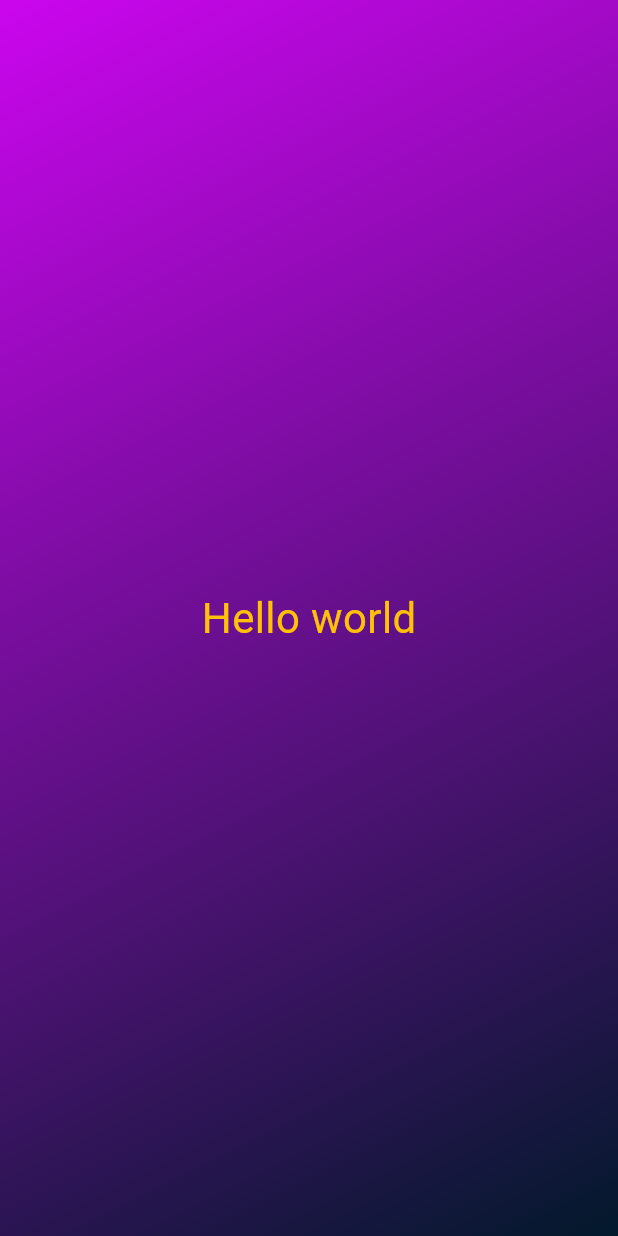
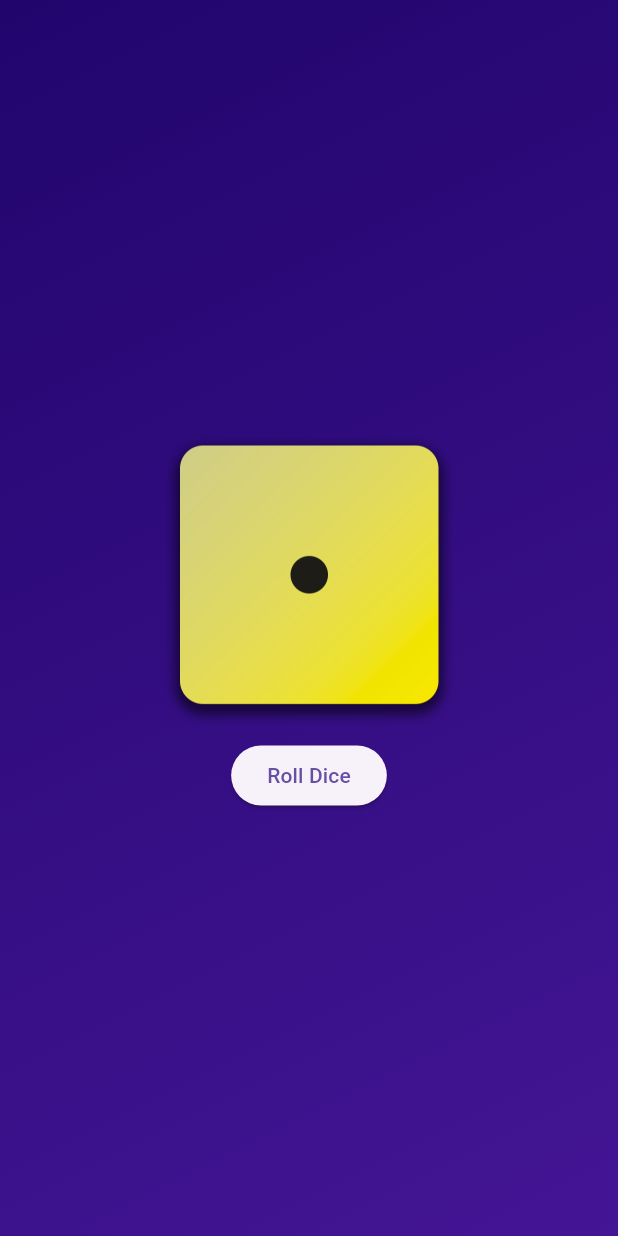
Before and after one commit to shubhh123/flutter-basics, a Flutter app: the screen it shows after launch, on a phone screen of 412 x 824 dp. Run offline on Flutter 3.47's test engine with Material 3 defaults, Android fonts, the phone set to English and light mode, and no system bars.

Commit message:
code files updated

```diff
--- /dev/null
+++ b/lib/gradient_container.dart
@@ -0,0 +1,58 @@
+import 'package:flutter/material.dart';
+import 'package:learningdart/styled_text.dart';
+//import 'package:learningdart/styled_text.dart';
+
+class GradientContainer extends StatelessWidget{
+
+  // GradientContainer( {key} ) {     //Here {} having inside are called as named parameters
+  //   //doing some initialization work
+  // }
+
+  // GradientContainer({key}) : super(key: key)     //Here {} having inside are called as named parameters
+    //doing some initialization work
+  //const GradientContainer(this.gradientColors,{super.key});
+
+   const GradientContainer({super.key, required this.colors});
+
+   final List<Color> colors;
+
+  /*context contains metadata about some useful information about this widget in the overall widget tree */
+
+  void rollDice() {
+    print("Dice rolled");
+  }
+
+@override
+  Widget build(BuildContext context) {
+    return Container(
+      decoration: BoxDecoration(
+        gradient: LinearGradient(
+          colors: colors, // Use the dynamic list of colors
+          begin: Alignment.topLeft,
+          end: Alignment.bottomRight,
+        ),
+      ),
+      //child: const StyledText("Hello shubh"),
+      child: Center(
+        child: Column(
+          mainAxisSize: MainAxisSize.min,
+          children: [
+          Image.asset(
+          'assets/images/dice-1.png',
+          width: 200,
+          ),
+          const SizedBox(height: 10,),
+          ElevatedButton(onPressed: rollDice,
+          // style: TextButton.styleFrom(
+          //   //padding: const EdgeInsets.only(top: 10, bottom: 10),
+          //   padding: const EdgeInsets.all(10)
+          // ),
+          //style: TextButton.styleFrom(foregroundColor: Colors.white),
+          child:
+            const Text('Roll Dice'),
+          )
+        ],)
+        ),
+      );
+    }
+  }
--- a/lib/main.dart
+++ b/lib/main.dart
@@ -1,43 +1,14 @@
 import 'package:flutter/material.dart';
+import 'package:learningdart/gradient_container.dart';
 
 void main() {
   runApp(
     const MaterialApp(
       home: Scaffold(
-        body: GradientContainer(),
+        body: GradientContainer(
+            colors: [Color.fromARGB(255, 33, 5, 109), Color.fromARGB(255, 68, 21, 149)],
+        ),
       ),
     ),
   );
 }
-
-class GradientContainer extends StatelessWidget{
-
-  // GradientContainer( {key} ) {     //Here {} having inside are called as named parameters
-  //   //doing some initialization work
-  // }
-
-  // GradientContainer({key}) : super(key: key)     //Here {} having inside are called as named parameters
-    //doing some initialization work
-  const GradientContainer({super.key});
-
-  /*context contains metadata about some useful information about this widget in the overall widget tree */
-  @override
-  Widget build(context) { //build automatically receives a value for the context parameter
-      return Container(
-          decoration: const BoxDecoration(
-            gradient: LinearGradient(
-              colors: [
-                Color.fromARGB(255, 203, 6, 238),
-                Color.fromARGB(255, 2, 25, 43)
-              ],
-              begin: Alignment.topLeft,
-              end: Alignment.bottomRight,
-            ),
-          ),
-
-          child: const Center(
-            child: Text('Hello world', style: TextStyle(color: Colors.amber, fontSize: 28.0),),
-          ),
-        );
-  }
-}
--- /dev/null
+++ b/lib/styled_text.dart
@@ -0,0 +1,12 @@
+import 'package:flutter/material.dart';
+
+class StyledText extends StatelessWidget {
+  final String text;
+  const StyledText(this.text, {super.key});
+  @override
+  Widget build(context) {
+    return Center(
+            child: Text(text, style: const TextStyle(color: Colors.white, fontSize: 28.0),),
+          );
+      }
+  }
```
Also changed, not shown: pubspec.yaml (+8 -3 lines), assets/images/dice-1.png (added), assets/images/dice-2.png (added), assets/images/dice-3.png (added), assets/images/dice-4.png (added), assets/images/dice-5.png (added), assets/images/dice-6.png (added), 1 other file.
